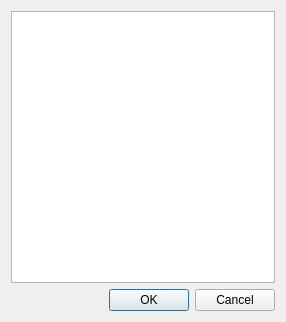
First picture: the form in Software/PC_Application/Traces/tracecsvexport.ui, repository jankae/LibreVNA, before the edit.
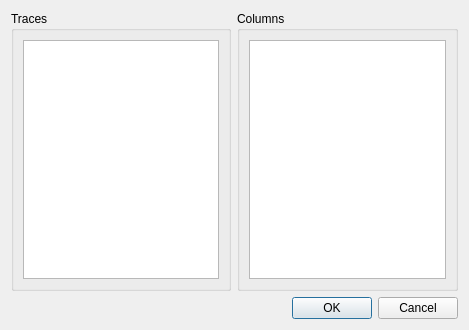
Second picture: the form after the edit.

The edit to the form file:
```diff
--- a/Software/PC_Application/Traces/tracecsvexport.ui
+++ b/Software/PC_Application/Traces/tracecsvexport.ui
@@ -9,8 +9,8 @@
    <rect>
     <x>0</x>
     <y>0</y>
-    <width>286</width>
-    <height>322</height>
+    <width>469</width>
+    <height>330</height>
    </rect>
   </property>
   <property name="windowTitle">
@@ -19,6 +19,14 @@
   <property name="modal">
    <bool>true</bool>
   </property>
+  <layout class="QVBoxLayout" name="verticalLayout_3">
+   <item>
+    <layout class="QHBoxLayout" name="horizontalLayout">
+     <item>
+      <widget class="QGroupBox" name="groupBox">
+       <property name="title">
+        <string>Traces</string>
+       </property>
   <layout class="QVBoxLayout" name="verticalLayout">
    <item>
     <widget class="QListView" name="listView">
@@ -26,6 +34,23 @@
       <enum>QAbstractItemView::SelectRows</enum>
      </property>
     </widget>
+        </item>
+       </layout>
+      </widget>
+     </item>
+     <item>
+      <widget class="QGroupBox" name="groupBox_2">
+       <property name="title">
+        <string>Columns</string>
+       </property>
+       <layout class="QVBoxLayout" name="verticalLayout_2">
+        <item>
+         <widget class="QListWidget" name="listColumns"/>
+        </item>
+       </layout>
+      </widget>
+     </item>
+    </layout>
    </item>
    <item>
     <widget class="QDialogButtonBox" name="buttonBox">
```
Lines whose indentation alone changed are shown as unchanged.
